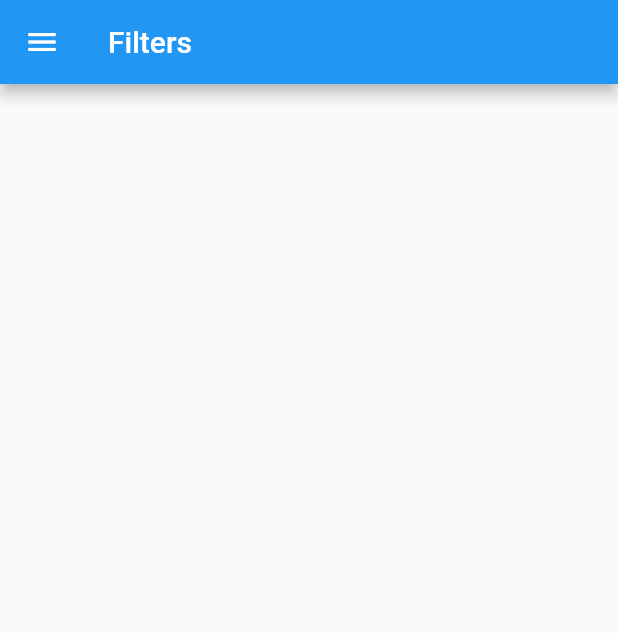
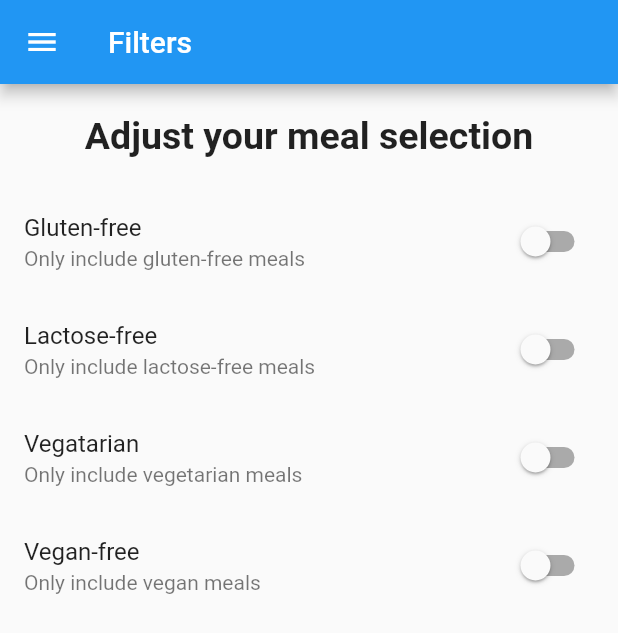
Before and after one commit to PatrickChow0803/Meals, a Flutter app: the FiltersScreen screen opened by its route, on a phone screen of 412 x 824 dp. Shown: the top 633 px of the screen. Run offline on Flutter 3.47's test engine with Material 2 defaults, Android fonts, the phone set to English and light mode, and no system bars.

Commit message:
Added switches to the settings screen

```diff
--- a/meals/lib/screens/filters_screen.dart
+++ b/meals/lib/screens/filters_screen.dart
@@ -1,8 +1,55 @@
 import 'package:flutter/material.dart';
 import 'package:meals/widgets/main_drawer.dart';
 
-class FiltersScreen extends StatelessWidget {
+class FiltersScreen extends StatefulWidget {
   static const routeName = '/filters';
+
+  @override
+  _FiltersScreenState createState() => _FiltersScreenState();
+}
+
+class _FiltersScreenState extends State<FiltersScreen> {
+  static bool _glutenFree = false;
+  static bool _vegetarian = false;
+  static bool _vegan = false;
+  static bool _lactoseFree = false;
+
+  SwitchListTile _createSwitchListTile(
+    String title,
+    String description,
+    bool currentValue,
+    Function updateValue,
+  ) {
+    return SwitchListTile(
+      title: Text(title),
+      value: currentValue,
+      subtitle: Text(description),
+      onChanged: updateValue,
+    );
+  }
+
+  List<Map<String, Object>> switchInformation = [
+    {
+      'title': 'Gluten-free',
+      'description': 'Only include gluten-free meals',
+      'currentValue': _glutenFree,
+    },
+    {
+      'title': 'Lactose-free',
+      'description': 'Only include lactose-free meals',
+      'currentValue': _lactoseFree
+    },
+    {
+      'title': 'Vegatarian',
+      'description': 'Only include vegetarian meals',
+      'currentValue': _vegetarian
+    },
+    {
+      'title': 'Vegan-free',
+      'description': 'Only include vegan meals',
+      'currentValue': _vegan
+    },
+  ];
 
   @override
   Widget build(BuildContext context) {
@@ -12,6 +59,35 @@ class FiltersScreen extends StatelessWidget {
       ),
       // If you don't want the basic back arrow, add a drawer to it
       drawer: MainDrawer(),
+      body: Column(
+        children: <Widget>[
+          Container(
+            padding: EdgeInsets.all(20.0),
+            child: Text(
+              'Adjust your meal selection',
+              style: Theme.of(context).textTheme.title,
+            ),
+          ),
+          // Have the child take up as much space as possible
+          Expanded(
+            child: ListView.builder(
+              itemBuilder: (context, index) {
+                return _createSwitchListTile(
+                  switchInformation[index]['title'],
+                  switchInformation[index]['description'],
+                  switchInformation[index]['currentValue'],
+                  (newValue) {
+                    setState(() {
+                      switchInformation[index]['currentValue'] = newValue;
+                    });
+                  },
+                );
+              },
+              itemCount: switchInformation.length,
+            ),
+          )
+        ],
+      ),
     );
   }
 }
--- a/meals/lib/screens/meal_detail_screen.dart
+++ b/meals/lib/screens/meal_detail_screen.dart
@@ -92,14 +92,14 @@ class MealDetailScreen extends StatelessWidget {
           ],
         ),
       ),
-      floatingActionButton: FloatingActionButton(
-        child: Icon(Icons.delete),
-        onPressed: () {
-          // The data is passed back to meal_item since meal_item is what pushes to this screen
-          List<String> testing = ['$mealId', '1', '2', '3'];
-          Navigator.of(context).pop(testing);
-        },
-      ),
+//      floatingActionButton: FloatingActionButton(
+//        child: Icon(Icons.delete),
+//        onPressed: () {
+//          // The data is passed back to meal_item since meal_item is what pushes to this screen
+//          List<String> testing = ['$mealId', '1', '2', '3'];
+//          Navigator.of(context).pop(testing);
+//        },
+//      ),
     );
   }
 }
```
